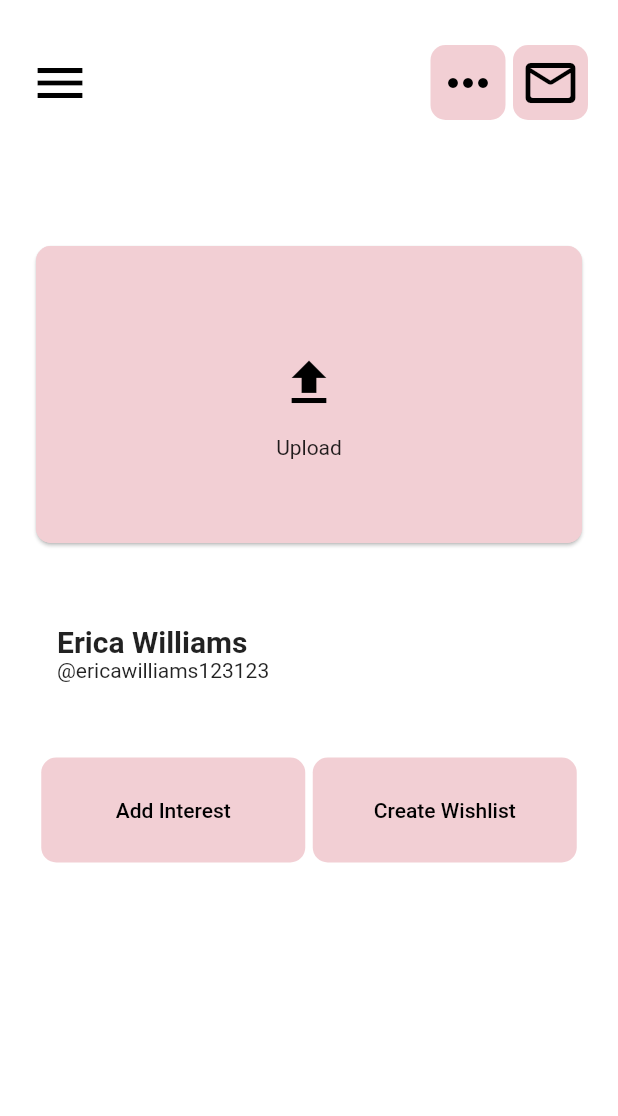
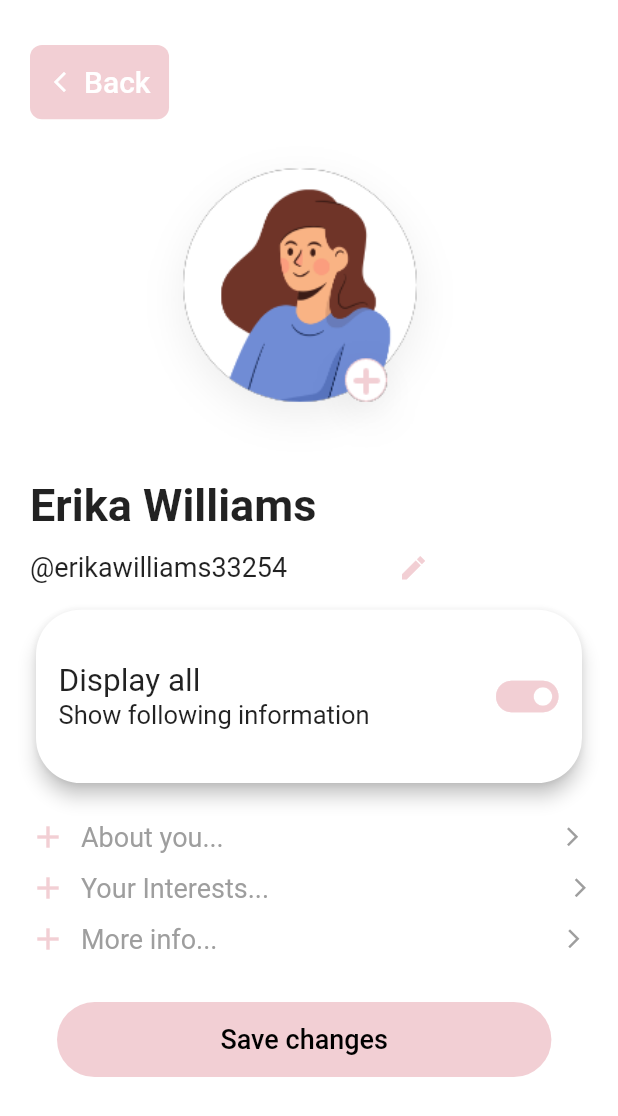
Before and after one commit to alihaider1793/card_club, a Flutter app: the Profile screen opened directly, after a tap on "Add Interest", on a phone screen of 412 x 824 dp. Shown: the top 1116 px of the screen. Run offline on Flutter 3.47's test engine with Material 2 defaults, Android fonts, the phone set to English and light mode, and no system bars; our stand-ins replace dotted_line, firebase_auth, firebase_core, flutter_colorpicker, flutter_datetime_picker, get and 4 more; missing offline and left inert: flutter_facebook_auth, stick_it; accounts and stored records are empty.

Commit message:
UI designed (reminder/interests)

```diff
--- /dev/null
+++ b/lib/OutsideTabs/Screens/Interests.dart
@@ -0,0 +1,211 @@
+import 'package:flutter/material.dart';
+
+class Interests extends StatefulWidget {
+  const Interests({Key? key}) : super(key: key);
+
+  @override
+  _InterestsState createState() => _InterestsState();
+}
+
+class _InterestsState extends State<Interests> {
+  @override
+  Widget build(BuildContext context) {
+    var size = MediaQuery.of(context).size;
+    return SafeArea(
+        child: Scaffold(
+      body: SingleChildScrollView(
+        child: Container(
+          width: size.width * 1,
+          height: size.height * 1,
+          color: Colors.white,
+          child: Padding(
+            padding: const EdgeInsets.fromLTRB(20, 30, 20, 0),
+            child: Column(
+              crossAxisAlignment: CrossAxisAlignment.start,
+              children: [
+                SizedBox(
+                  width: size.width * 0.225,
+                  height: size.height * 0.06,
+                  child: FlatButton.icon(
+                    icon: Icon(
+                      Icons.arrow_back_ios_new_outlined,
+                      size: 16,
+                      color: Colors.white,
+                    ),
+                    onPressed: () {
+                      Navigator.of(context).pop();
+                    },
+                    shape: RoundedRectangleBorder(
+                      borderRadius: BorderRadius.circular(8),
+                      //    side:  const BorderSide(color: Colors.grey)
+                    ),
+                    label: const Text(
+                      'Back',
+                      textAlign: TextAlign.center,
+                      style: TextStyle(
+                        fontSize: 20,
+                        color: Colors.white,
+                      ),
+                    ),
+                    color: Color(0xFFf2cfd4),
+                  ),
+                ),
+                Padding(
+                  padding: const EdgeInsets.only(left: 60),
+                  child: CircleAvatar(
+                    backgroundColor: Colors.transparent,
+                    backgroundImage: AssetImage('assets/images/person.png'),
+                    radius: 120,
+                  ),
+                ),
+                Text(
+                  'Erika Williams',
+                  style: TextStyle(fontSize: 30, fontWeight: FontWeight.bold),
+                ),
+                Row(
+                  mainAxisAlignment: MainAxisAlignment.start,
+                  children: [
+                    Text(
+                      '@erikawilliams33254',
+                      style: TextStyle(fontSize: 18),
+                    ),
+                    SizedBox(width: 60),
+                    IconButton(
+                      icon: Icon(Icons.mode_edit_sharp),
+                      color: const Color(0xFFf2cfd4),
+                      iconSize: 20,
+                      onPressed: () {},
+                    )
+                  ],
+                ),
+                SizedBox(
+                  width: size.width * 1,
+                  height: size.height * 0.15,
+                  child: Card(
+                    shape: RoundedRectangleBorder(
+                      borderRadius: BorderRadius.circular(30),
+                      //    side:  const BorderSide(color: Colors.grey)
+                    ),
+                    elevation: 5,
+                    child: Padding(
+                      padding: const EdgeInsets.all(15.0),
+                      child: Row(
+                        children: [
+                          Column(
+                            crossAxisAlignment: CrossAxisAlignment.start,
+                            mainAxisAlignment: MainAxisAlignment.center,
+                            children: [
+                              Text(
+                                'Display all',
+                                style: TextStyle(fontSize: 21),
+                              ),
+                              Text(
+                                'Show following information',
+                                style: TextStyle(fontSize: 17),
+                              )
+                            ],
+                          ),
+                          SizedBox(width: 80),
+                          Icon(Icons.toggle_on,
+                              size: 50, color: const Color(0xFFf2cfd4)),
+                        ],
+                      ),
+                    ),
+                  ),
+                ),
+                SizedBox(height: 20),
+                Row(
+                  children: [
+                    Icon(
+                      Icons.add,
+                      color: const Color(0xFFf2cfd4),
+                    ),
+                    SizedBox(width: 10),
+                    Text(
+                      'About you...',
+                      style: TextStyle(color: Colors.grey, fontSize: 18),
+                    ),
+                    SizedBox(width: 225),
+                    Icon(
+                      Icons.arrow_forward_ios_sharp,
+                      size: 15,
+                      color: Colors.grey,
+                    ),
+                  ],
+                ),
+                SizedBox(height: 10),
+                Row(
+                  children: [
+                    Icon(
+                      Icons.add,
+                      color: const Color(0xFFf2cfd4),
+                    ),
+                    SizedBox(width: 10),
+                    Text(
+                      'Your Interests...',
+                      style: TextStyle(color: Colors.grey, fontSize: 18),
+                    ),
+                    SizedBox(width: 200),
+                    Icon(
+                      Icons.arrow_forward_ios_sharp,
+                      size: 15,
+                      color: Colors.grey,
+                    ),
+                  ],
+                ),
+                SizedBox(height: 10),
+                Row(
+                  children: [
+                    Icon(
+                      Icons.add,
+                      color: const Color(0xFFf2cfd4),
+                    ),
+                    SizedBox(width: 10),
+                    Text(
+                      'More info...',
+                      style: TextStyle(color: Colors.grey, fontSize: 18),
+                    ),
+                    SizedBox(width: 230),
+                    Icon(
+                      Icons.arrow_forward_ios_sharp,
+                      size: 15,
+                      color: Colors.grey,
+                    ),
+                  ],
+                ),
+                SizedBox(height: 30),
+                Padding(
+                  padding: const EdgeInsets.only(left: 18),
+                  child: SizedBox(
+                    width: size.width * 0.8,
+                    height: 50,
+                    child: FlatButton(
+                        onPressed: () {
+                          // Navigator.push(
+                          //   context,
+                          //   MaterialPageRoute(
+                          //     builder: (context) => DeliveryOption(),
+                          //   ),
+                          // );
+                        },
+                        shape: RoundedRectangleBorder(
+                          borderRadius: BorderRadius.circular(30),
+                        ),
+                        color: Color(0xFFf2cfd4),
+                        child: const Text(
+                          'Save changes',
+                          style: TextStyle(
+                            color: Colors.black,
+                            fontSize: 18,
+                          ),
+                        )),
+                  ),
+                )
+              ],
+            ),
+          ),
+        ),
+      ),
+    ));
+  }
+}
--- a/lib/OutsideTabs/Screens/profile.dart
+++ b/lib/OutsideTabs/Screens/profile.dart
@@ -1,3 +1,4 @@
+import 'package:card_club/OutsideTabs/Screens/Interests.dart';
 import 'package:card_club/pages/delivery_option.dart';
 import 'package:flutter/material.dart';
 
@@ -171,7 +172,12 @@ class _ProfileState extends State<Profile> {
                       width: MediaQuery.of(context).size.width / 2 - 30,
                       height: 70,
                       child: FlatButton(
-                          onPressed: () {},
+                          onPressed: () {Navigator.push(
+                            context,
+                            MaterialPageRoute(
+                              builder: (context) => Interests(),
+                            ),
+                          );},
                           shape: RoundedRectangleBorder(
                             borderRadius: BorderRadius.circular(10),
                           ),
--- a/lib/OutsideTabs/tabs.dart
+++ b/lib/OutsideTabs/tabs.dart
@@ -1,6 +1,7 @@
+import 'package:card_club/OutsideTabs/Screens/Reminders/LandingReminder.dart';
 import 'package:flutter/material.dart';
 import 'Screens/Gifts.dart';
-import 'Screens/Reminders.dart';
+import 'Screens/Reminders/Reminders.dart';
 import 'Screens/Cards.dart';
 import 'Screens/profile.dart';
 
@@ -17,7 +18,7 @@ class _TabBarControllerState extends State<TabBarController> {
   static const TextStyle optionStyle =
       TextStyle(fontSize: 30, fontWeight: FontWeight.bold);
   static const List<Widget> _widgetOptions = <Widget>[
-    Reminder(),
+    Birthday(),
     EditCard(),
     Gifts(),
     Profile(),
--- a/pubspec.yaml
+++ b/pubspec.yaml
@@ -44,6 +44,8 @@ dependencies:
   flutter_facebook_auth: ^3.5.7
   image_picker: ^0.8.4+4
   get: ^4.5.1
+  weekly_date_picker: ^1.3.0
+  dotted_line: ^3.1.0
 dev_dependencies:
   flutter_test:
     sdk: flutter
```
Also changed, not shown: lib/OutsideTabs/Screens/Cards.dart (+8 -8 lines), lib/OutsideTabs/Screens/Gifts.dart (+41 -39 lines), lib/OutsideTabs/Screens/Reminders/LandingReminder.dart (added, +413 -0 lines), lib/OutsideTabs/Screens/Reminders/Reminders.dart (renamed from lib/OutsideTabs/Screens/Reminders.dart, +4 -3 lines), lib/pages/delivery_option.dart (+1 -7 lines), assets/images/custombox.png, assets/images/refresh.png (added), pubspec.lock.
